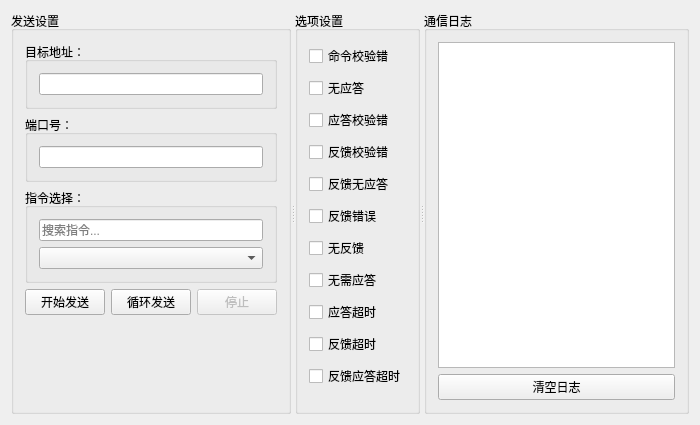
The window that DataProcessor/orderSend/ordersendwidget.ui (mawenshui/My_Tools_Project) describes before a commit, drawn with Qt 5.
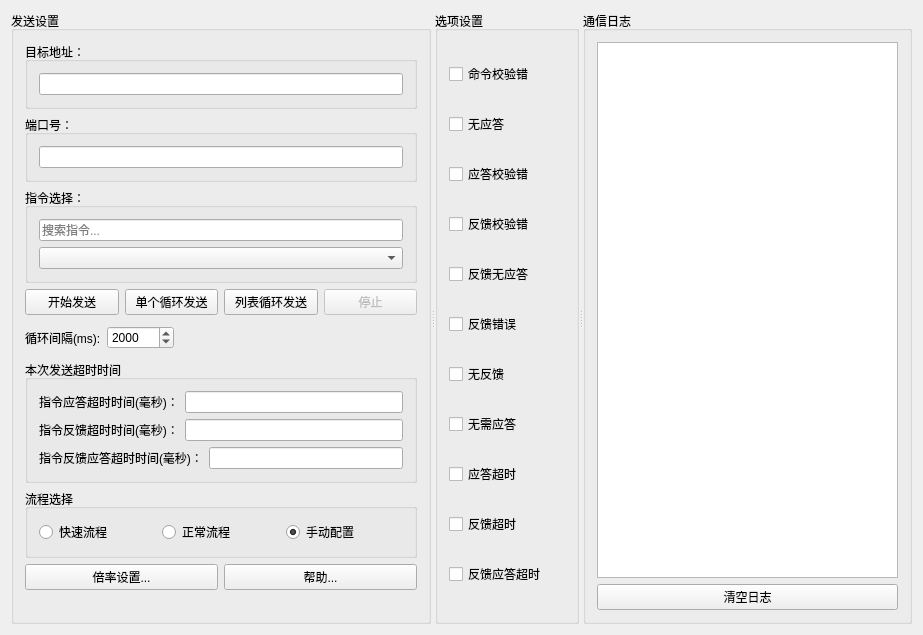
The same window after the commit.

The edit to the form file:
```diff
--- a/DataProcessor/orderSend/ordersendwidget.ui
+++ b/DataProcessor/orderSend/ordersendwidget.ui
@@ -6,14 +6,14 @@
    <rect>
     <x>0</x>
     <y>0</y>
-    <width>700</width>
-    <height>425</height>
+    <width>923</width>
+    <height>614</height>
    </rect>
   </property>
   <property name="windowTitle">
    <string>网络数据发送工具</string>
   </property>
-  <layout class="QGridLayout" name="gridLayout_2">
+  <layout class="QGridLayout" name="gridLayout_7">
    <item row="0" column="0">
     <widget class="QSplitter" name="splitter_2">
      <property name="orientation">
@@ -27,8 +27,8 @@
        <property name="title">
         <string>发送设置</string>
        </property>
-       <layout class="QGridLayout" name="gridLayout_7">
-        <item row="0" column="0">
+       <layout class="QVBoxLayout" name="verticalLayout">
+        <item>
          <widget class="QGroupBox" name="groupBox_2">
           <property name="title">
            <string>目标地址：</string>
@@ -44,7 +44,7 @@
           </layout>
          </widget>
         </item>
-        <item row="1" column="0">
+        <item>
          <widget class="QGroupBox" name="groupBox_3">
           <property name="title">
            <string>端口号：</string>
@@ -60,7 +60,7 @@
           </layout>
          </widget>
         </item>
-        <item row="2" column="0">
+        <item>
          <widget class="QGroupBox" name="groupBox_4">
           <property name="title">
            <string>指令选择：</string>
@@ -86,7 +86,7 @@
           </layout>
          </widget>
         </item>
-        <item row="3" column="0">
+        <item>
          <layout class="QHBoxLayout" name="horizontalLayout_2">
           <item>
            <widget class="QPushButton" name="pushButtonstart">
@@ -98,13 +98,23 @@
             </property>
            </widget>
           </item>
+          <item>
+           <widget class="QPushButton" name="btnLoopSingle">
+            <property name="toolTip">
+             <string>循环发送当前选中的指令</string>
+            </property>
+            <property name="text">
+             <string>单个循环发送</string>
+            </property>
+           </widget>
+          </item>
           <item>
            <widget class="QPushButton" name="pushButton">
             <property name="toolTip">
              <string>循环发送选中的命令</string>
             </property>
             <property name="text">
-             <string>循环发送</string>
+             <string>列表循环发送</string>
             </property>
            </widget>
           </item>
@@ -123,15 +133,179 @@
           </item>
          </layout>
         </item>
-        <item row="4" column="0">
+        <item>
+         <widget class="QWidget" name="widgetInterval" native="true">
+          <layout class="QHBoxLayout" name="horizontalLayout_Interval">
+           <property name="leftMargin">
+            <number>0</number>
+           </property>
+           <property name="topMargin">
+            <number>5</number>
+           </property>
+           <property name="rightMargin">
+            <number>0</number>
+           </property>
+           <property name="bottomMargin">
+            <number>5</number>
+           </property>
+           <item>
+            <widget class="QLabel" name="labelInterval">
+             <property name="text">
+              <string>循环间隔(ms):</string>
+             </property>
+            </widget>
+           </item>
+           <item>
+            <widget class="QSpinBox" name="spinLoopInterval">
+             <property name="toolTip">
+              <string>设置循环发送时，每条指令发送完毕后的等待间隔时间（毫秒）。
+只能在停止状态下修改。</string>
+             </property>
+             <property name="maximum">
+              <number>3600000</number>
+             </property>
+             <property name="singleStep">
+              <number>100</number>
+             </property>
+             <property name="value">
+              <number>2000</number>
+             </property>
+            </widget>
+           </item>
+           <item>
+            <spacer name="horizontalSpacer_Interval">
+             <property name="orientation">
+              <enum>Qt::Horizontal</enum>
+             </property>
+             <property name="sizeHint" stdset="0">
+              <size>
+               <width>40</width>
+               <height>20</height>
+              </size>
+             </property>
+            </spacer>
+           </item>
+          </layout>
+         </widget>
+        </item>
+        <item>
+         <widget class="QGroupBox" name="groupBox_5">
+          <property name="title">
+           <string>本次发送超时时间</string>
+          </property>
+          <layout class="QGridLayout" name="gridLayout_2">
+           <item row="0" column="0">
+            <widget class="QLabel" name="label">
+             <property name="text">
+              <string>指令应答超时时间(毫秒)：</string>
+             </property>
+            </widget>
+           </item>
+           <item row="0" column="1" colspan="2">
+            <widget class="QLineEdit" name="lineEdit_yingda"/>
+           </item>
+           <item row="1" column="0">
+            <widget class="QLabel" name="label_2">
+             <property name="text">
+              <string>指令反馈超时时间(毫秒)：</string>
+             </property>
+            </widget>
+           </item>
+           <item row="1" column="1" colspan="2">
+            <widget class="QLineEdit" name="lineEdit_fankui"/>
+           </item>
+           <item row="2" column="0" colspan="2">
+            <widget class="QLabel" name="label_3">
+             <property name="text">
+              <string>指令反馈应答超时时间(毫秒)：</string>
+             </property>
+            </widget>
+           </item>
+           <item row="2" column="2">
+            <widget class="QLineEdit" name="lineEdit_fankuiyingda"/>
+           </item>
+          </layout>
+         </widget>
+        </item>
+        <item>
+         <widget class="QGroupBox" name="groupBoxFlow">
+          <property name="title">
+           <string>流程选择</string>
+          </property>
+          <layout class="QHBoxLayout" name="horizontalLayout_flow">
+           <item>
+            <widget class="QRadioButton" name="radioFlowFast">
+             <property name="toolTip">
+              <string>使用默认超时时间的 FAST_MULTIPLIER 倍（当前：0.01×）。禁用手动输入。</string>
+             </property>
+             <property name="text">
+              <string>快速流程</string>
+             </property>
+            </widget>
+           </item>
+           <item>
+            <widget class="QRadioButton" name="radioFlowNormal">
+             <property name="toolTip">
+              <string>使用默认超时时间的 NORMAL_MULTIPLIER 倍（当前：0.8×）。禁用手动输入。</string>
+             </property>
+             <property name="text">
+              <string>正常流程</string>
+             </property>
+            </widget>
+           </item>
+           <item>
+            <widget class="QRadioButton" name="radioFlowManual">
+             <property name="toolTip">
+              <string>启用手动输入，按输入的毫秒值精确控制超时。</string>
+             </property>
+             <property name="text">
+              <string>手动配置</string>
+             </property>
+             <property name="checked">
+              <bool>true</bool>
+             </property>
+            </widget>
+           </item>
+          </layout>
+         </widget>
+        </item>
+        <item>
+         <layout class="QHBoxLayout" name="horizontalLayout">
+          <item>
+           <widget class="QPushButton" name="btnMultiplierSettings">
+            <property name="text">
+             <string>倍率设置...</string>
+            </property>
+           </widget>
+          </item>
+          <item>
+           <widget class="QPushButton" name="btnMultiplierHelp">
+            <property name="text">
+             <string>帮助...</string>
+            </property>
+           </widget>
+          </item>
+         </layout>
+        </item>
+        <item>
+         <widget class="QLabel" name="labelFlowHelp">
+          <property name="text">
+           <string/>
+          </property>
+          <property name="wordWrap">
+           <bool>true</bool>
+          </property>
+         </widget>
+        </item>
+        <item>
          <spacer name="verticalSpacer">
           <property name="orientation">
            <enum>Qt::Vertical</enum>
           </property>
           <property name="sizeHint" stdset="0">
            <size>
-            <width>20</width>
-            <height>141</height>
+            <width>17</width>
+            <height>97</height>
            </size>
           </property>
          </spacer>
```
